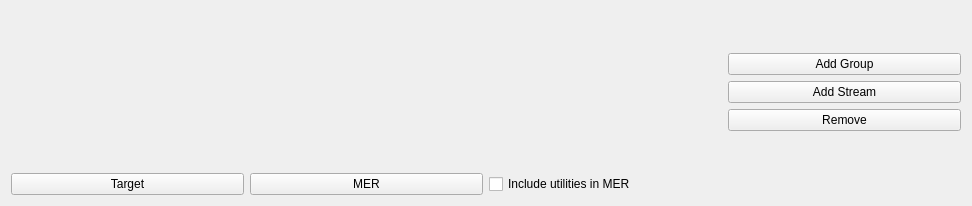
Above: OMOptim/GUI/Widgets/WidgetTreeStreams.ui from lmoresco/OpenModelica before the change. Below: the same form after it.
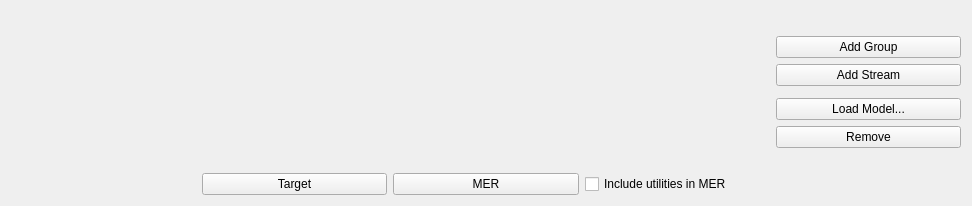
That is the form after the change.

The edit to the form file:
```diff
--- a/OMOptim/GUI/Widgets/WidgetTreeStreams.ui
+++ b/OMOptim/GUI/Widgets/WidgetTreeStreams.ui
@@ -14,17 +14,17 @@
    <string>Form</string>
   </property>
   <layout class="QGridLayout" name="gridLayout">
-   <item row="1" column="0" rowspan="5" colspan="3">
+   <item row="1" column="0" rowspan="7" colspan="4">
     <layout class="QGridLayout" name="layoutTreeStreams"/>
    </item>
-   <item row="2" column="3">
+   <item row="2" column="4">
     <widget class="QPushButton" name="pushAddGroup">
      <property name="text">
       <string>Add Group</string>
      </property>
     </widget>
    </item>
-   <item row="1" column="3">
+   <item row="1" column="4">
     <spacer name="verticalSpacer">
      <property name="orientation">
       <enum>Qt::Vertical</enum>
@@ -37,7 +37,7 @@
      </property>
     </spacer>
    </item>
-   <item row="5" column="3">
+   <item row="7" column="4">
     <spacer name="verticalSpacer_2">
      <property name="orientation">
       <enum>Qt::Vertical</enum>
@@ -50,48 +50,55 @@
      </property>
     </spacer>
    </item>
-   <item row="4" column="3">
-    <widget class="QPushButton" name="pushRemove">
-     <property name="text">
-      <string>Remove</string>
-     </property>
-    </widget>
-   </item>
-   <item row="3" column="3">
+   <item row="3" column="4">
     <widget class="QPushButton" name="pushAddStream">
      <property name="text">
       <string>Add Stream</string>
      </property>
     </widget>
    </item>
-   <item row="0" column="4" rowspan="6">
+   <item row="0" column="5" rowspan="8">
     <layout class="QGridLayout" name="layoutWidgetItem">
      <property name="verticalSpacing">
       <number>2</number>
      </property>
     </layout>
    </item>
-   <item row="6" column="0">
+   <item row="8" column="1">
     <widget class="QPushButton" name="pushTarget">
      <property name="text">
       <string>Target</string>
      </property>
     </widget>
    </item>
-   <item row="6" column="1">
+   <item row="8" column="2">
     <widget class="QPushButton" name="pushMER">
      <property name="text">
       <string>MER</string>
      </property>
     </widget>
    </item>
-   <item row="6" column="2">
+   <item row="8" column="3">
     <widget class="QCheckBox" name="checkUtilitiesMER">
      <property name="text">
       <string>Include utilities in MER</string>
      </property>
     </widget>
    </item>
+   <item row="5" column="4">
+    <widget class="QPushButton" name="pushLoadModel">
+     <property name="text">
+      <string>Load Model...</string>
+     </property>
+    </widget>
+   </item>
+   <item row="6" column="4">
+    <widget class="QPushButton" name="pushRemove">
+     <property name="text">
+      <string>Remove</string>
+     </property>
+    </widget>
+   </item>
   </layout>
  </widget>
  <resources/>
```
